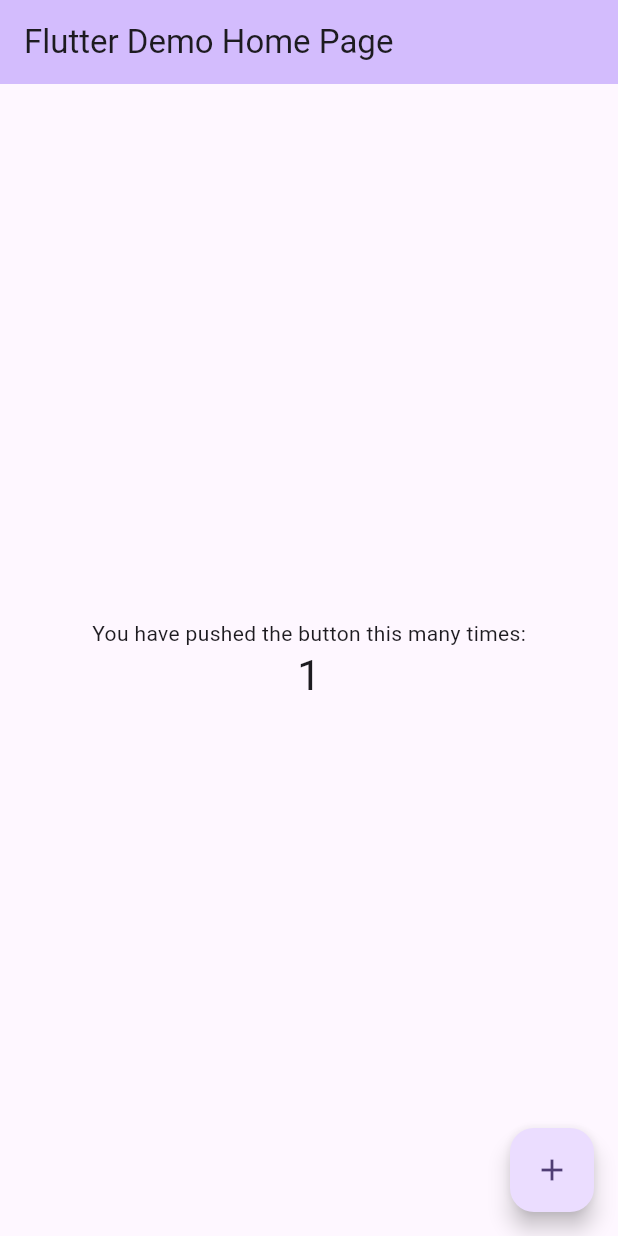
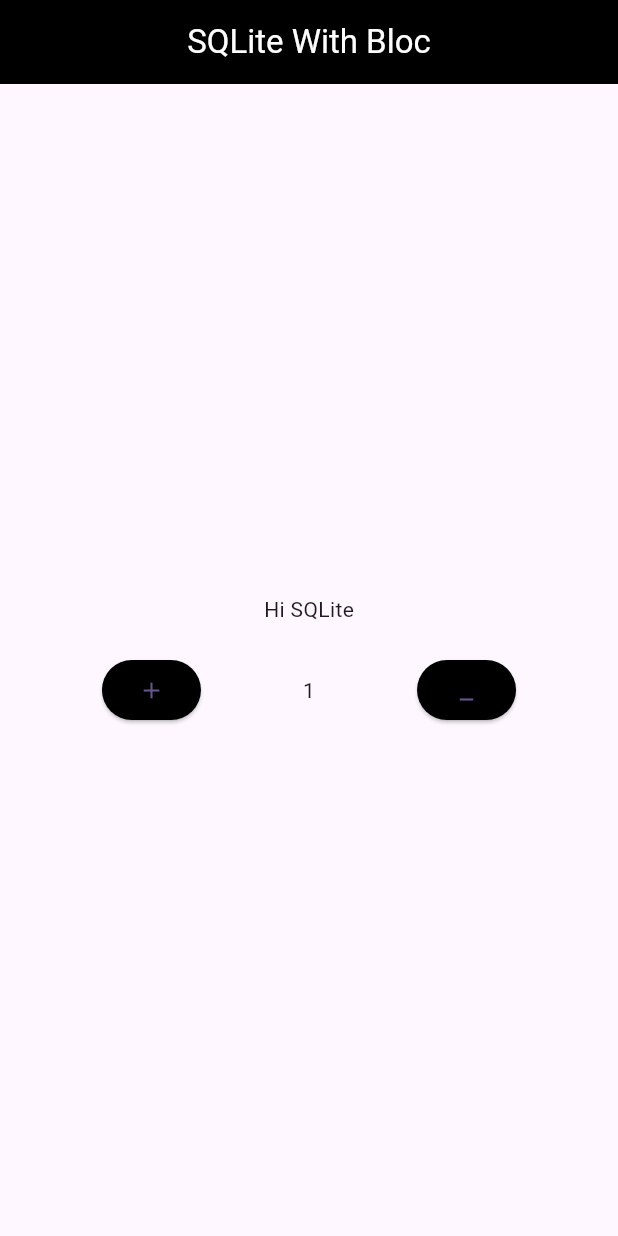
Before and after one commit to mohsin-mirza/SqLite-with-Bloc, a Flutter app: the screen it shows after launch, after a tap on the "add" icon, on a phone screen of 412 x 824 dp. Run offline on Flutter 3.47's test engine with Material 3 defaults, Android fonts, the phone set to English and light mode, and no system bars; our stand-ins replace flutter_bloc.

Commit message:
icreament-decrement

```diff
--- a/lib/main.dart
+++ b/lib/main.dart
@@ -1,4 +1,7 @@
 import 'package:flutter/material.dart';
+import 'package:flutter_bloc/flutter_bloc.dart';
+import 'package:sqlite_with_bloc/presentation/bloc/app_cubit/app_cubit.dart';
+import 'package:sqlite_with_bloc/presentation/pages/app_screen.dart';
 
 void main() {
   runApp(const MyApp());
@@ -7,119 +10,23 @@
 class MyApp extends StatelessWidget {
   const MyApp({super.key});
 
-  // This widget is the root of your application.
   @override
   Widget build(BuildContext context) {
-    return MaterialApp(
-      title: 'Flutter Demo',
-      theme: ThemeData(
-        // This is the theme of your application.
-        //
-        // TRY THIS: Try running your application with "flutter run". You'll see
-        // the application has a purple toolbar. Then, without quitting the app,
-        // try changing the seedColor in the colorScheme below to Colors.green
-        // and then invoke "hot reload" (save your changes or press the "hot
-        // reload" button in a Flutter-supported IDE, or press "r" if you used
-        // the command line to start the app).
-        //
-        // Notice that the counter didn't reset back to zero; the application
-        // state is not lost during the reload. To reset the state, use hot
-        // restart instead.
-        //
-        // This works for code too, not just values: Most code changes can be
-        // tested with just a hot reload.
-        colorScheme: ColorScheme.fromSeed(seedColor: Colors.deepPurple),
-        useMaterial3: true,
+    return MultiBlocProvider(
+      providers: [
+        BlocProvider(
+          create: (context) => AppCubit(),
+        )
+      ],
+      child: MaterialApp(
+        debugShowCheckedModeBanner: false,
+        title: 'Flutter Demo',
+        theme: ThemeData(
+          colorScheme: ColorScheme.fromSeed(seedColor: Colors.deepPurple),
+          useMaterial3: true,
+        ),
+        home: const AppScreen(),
       ),
-      home: const MyHomePage(title: 'Flutter Demo Home Page'),
     );
   }
 }
-
-class MyHomePage extends StatefulWidget {
-  const MyHomePage({super.key, required this.title});
-
-  // This widget is the home page of your application. It is stateful, meaning
-  // that it has a State object (defined below) that contains fields that affect
-  // how it looks.
-
-  // This class is the configuration for the state. It holds the values (in this
-  // case the title) provided by the parent (in this case the App widget) and
-  // used by the build method of the State. Fields in a Widget subclass are
-  // always marked "final".
-
-  final String title;
-
-  @override
-  State<MyHomePage> createState() => _MyHomePageState();
-}
-
-class _MyHomePageState extends State<MyHomePage> {
-  int _counter = 0;
-
-  void _incrementCounter() {
-    setState(() {
-      // This call to setState tells the Flutter framework that something has
-      // changed in this State, which causes it to rerun the build method below
-      // so that the display can reflect the updated values. If we changed
-      // _counter without calling setState(), then the build method would not be
-      // called again, and so nothing would appear to happen.
-      _counter++;
-    });
-  }
-
-  @override
-  Widget build(BuildContext context) {
-    // This method is rerun every time setState is called, for instance as done
-    // by the _incrementCounter method above.
-    //
-    // The Flutter framework has been optimized to make rerunning build methods
-    // fast, so that you can just rebuild anything that needs updating rather
-    // than having to individually change instances of widgets.
-    return Scaffold(
-      appBar: AppBar(
-        // TRY THIS: Try changing the color here to a specific color (to
-        // Colors.amber, perhaps?) and trigger a hot reload to see the AppBar
-        // change color while the other colors stay the same.
-        backgroundColor: Theme.of(context).colorScheme.inversePrimary,
-        // Here we take the value from the MyHomePage object that was created by
-        // the App.build method, and use it to set our appbar title.
-        title: Text(widget.title),
-      ),
-      body: Center(
-        // Center is a layout widget. It takes a single child and positions it
-        // in the middle of the parent.
-        child: Column(
-          // Column is also a layout widget. It takes a list of children and
-          // arranges them vertically. By default, it sizes itself to fit its
-          // children horizontally, and tries to be as tall as its parent.
-          //
-          // Column has various properties to control how it sizes itself and
-          // how it positions its children. Here we use mainAxisAlignment to
-          // center the children vertically; the main axis here is the vertical
-          // axis because Columns are vertical (the cross axis would be
-          // horizontal).
-          //
-          // TRY THIS: Invoke "debug painting" (choose the "Toggle Debug Paint"
-          // action in the IDE, or press "p" in the console), to see the
-          // wireframe for each widget.
-          mainAxisAlignment: MainAxisAlignment.center,
-          children: <Widget>[
-            const Text(
-              'You have pushed the button this many times:',
-            ),
-            Text(
-              '$_counter',
-              style: Theme.of(context).textTheme.headlineMedium,
-            ),
-          ],
-        ),
-      ),
-      floatingActionButton: FloatingActionButton(
-        onPressed: _incrementCounter,
-        tooltip: 'Increment',
-        child: const Icon(Icons.add),
-      ), // This trailing comma makes auto-formatting nicer for build methods.
-    );
-  }
-}
--- /dev/null
+++ b/lib/presentation/bloc/app_cubit/app_cubit.dart
@@ -0,0 +1,19 @@
+import 'package:flutter_bloc/flutter_bloc.dart';
+import 'package:meta/meta.dart';
+part 'app_state.dart';
+
+class AppCubit extends Cubit<AppState> {
+  AppCubit() : super(AppInitial());
+  AppCubit get(context) => BlocProvider.of(context);
+  String name = 'Hi SQLite';
+  int number = 0;
+  void increaNumber() {
+    number++;
+    emit(IncreaseNumberState());
+  }
+
+  void decreaseNumber() {
+    number--;
+    emit(DecreaseNumberState());
+  }
+}
--- /dev/null
+++ b/lib/presentation/bloc/app_cubit/app_state.dart
@@ -0,0 +1,10 @@
+part of 'app_cubit.dart';
+
+@immutable
+sealed class AppState {}
+
+final class AppInitial extends AppState {}
+
+final class IncreaseNumberState extends AppState {}
+
+final class DecreaseNumberState extends AppState {}
--- /dev/null
+++ b/lib/presentation/pages/app_screen.dart
@@ -0,0 +1,63 @@
+import 'package:flutter/material.dart';
+import 'package:flutter_bloc/flutter_bloc.dart';
+import 'package:sqlite_with_bloc/presentation/bloc/app_cubit/app_cubit.dart';
+
+class AppScreen extends StatelessWidget {
+  const AppScreen({super.key});
+
+  @override
+  Widget build(BuildContext context) {
+    return BlocBuilder<AppCubit, AppState>(
+      builder: (context, state) {
+        var cubit = AppCubit().get(context);
+        return Scaffold(
+          appBar: AppBar(
+            backgroundColor: Colors.black,
+            centerTitle: true,
+            title: const Text(
+              'SQLite With Bloc',
+              style: TextStyle(
+                color: Colors.white,
+              ),
+            ),
+          ),
+          body: Column(
+            mainAxisAlignment: MainAxisAlignment.center,
+            children: [
+              Center(
+                child: Text(cubit.name),
+              ),
+              const SizedBox(
+                height: 20.0,
+              ),
+              Row(
+                mainAxisAlignment: MainAxisAlignment.spaceEvenly,
+                children: [
+                  ElevatedButton(
+                    style: const ButtonStyle(
+                      backgroundColor: WidgetStatePropertyAll(Colors.black),
+                    ),
+                    onPressed: () {
+                      cubit.increaNumber();
+                    },
+                    child: const Icon(Icons.add),
+                  ),
+                  Text(cubit.number.toString()),
+                  ElevatedButton(
+                    style: const ButtonStyle(
+                      backgroundColor: WidgetStatePropertyAll(Colors.black),
+                    ),
+                    onPressed: () {
+                      cubit.decreaseNumber();
+                    },
+                    child: const Icon(Icons.minimize),
+                  ),
+                ],
+              ),
+            ],
+          ),
+        );
+      },
+    );
+  }
+}
--- a/pubspec.yaml
+++ b/pubspec.yaml
@@ -35,6 +35,9 @@ dependencies:
   # The following adds the Cupertino Icons font to your application.
   # Use with the CupertinoIcons class for iOS style icons.
   cupertino_icons: ^1.0.6
+  bloc: ^8.1.4
+  flutter_bloc: ^8.1.6
+  meta: ^1.12.0
 
 dev_dependencies:
   flutter_test:
```
Also changed, not shown: pubspec.lock.
